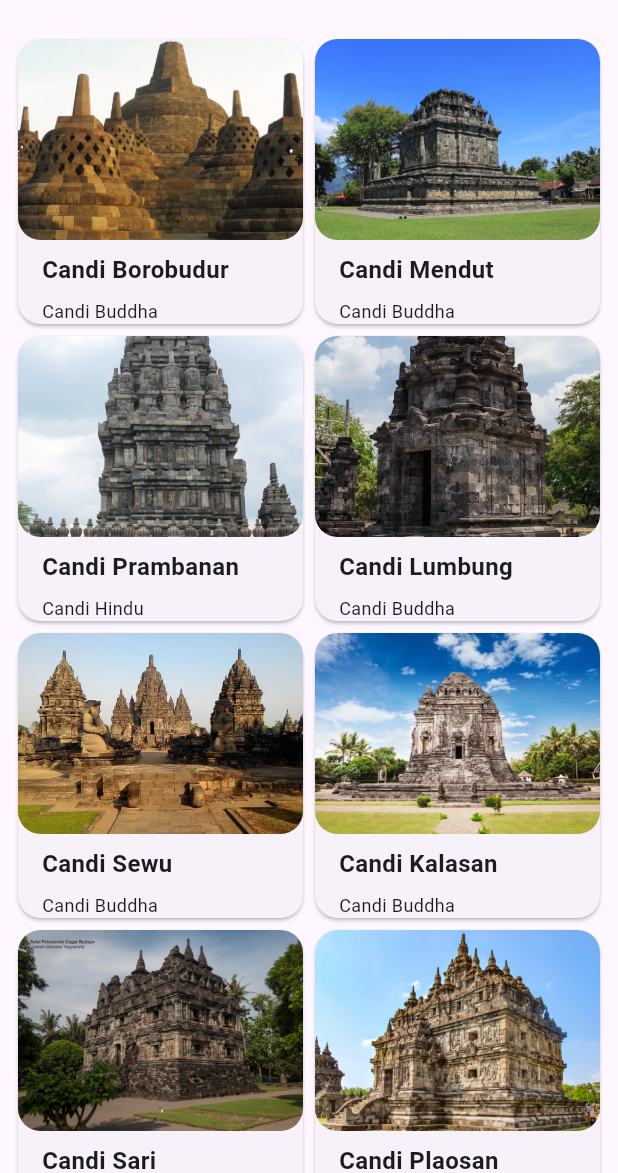
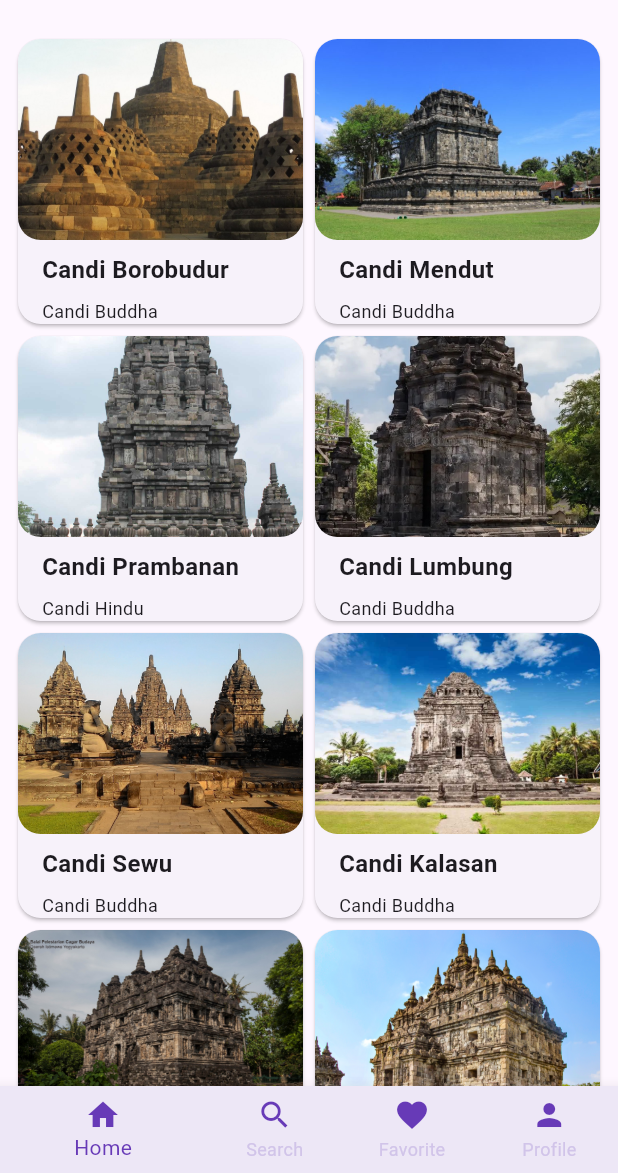
Before and after one commit to Mobile-Programming-MDP/latihan-flutter-Jaysennn, a Flutter app: the screen it shows after launch, on a phone screen of 412 x 824 dp, the part 63-1236 px from its top. Run offline on Flutter 3.47's test engine with Material 3 defaults, Android fonts, the phone set to English and light mode, and no system bars; our stand-ins replace connectivity_plus.

Commit message:
14 november

```diff
--- /dev/null
+++ b/wisata_candi/lib/favorite_screen.dart
@@ -0,0 +1,15 @@
+import 'package:flutter/material.dart';
+
+class FavoriteScreen extends StatefulWidget {
+  const FavoriteScreen({super.key});
+
+  @override
+  State<FavoriteScreen> createState() => _FavoriteScreenState();
+}
+
+class _FavoriteScreenState extends State<FavoriteScreen> {
+  @override
+  Widget build(BuildContext context) {
+    return const Placeholder();
+  }
+}
--- a/wisata_candi/lib/main.dart
+++ b/wisata_candi/lib/main.dart
@@ -1,6 +1,7 @@
 import 'package:flutter/material.dart';
 import 'package:wisata_candi/data/candi_data.dart';
 import 'package:wisata_candi/detail_screen.dart';
+import 'package:wisata_candi/favorite_screen.dart';
 import 'package:wisata_candi/home_screen.dart';
 import 'package:wisata_candi/profile_screen.dart';
 import 'package:wisata_candi/search_screen.dart';
@@ -14,6 +15,84 @@ class MainApp extends StatelessWidget {
 
   @override
   Widget build(BuildContext context) {
-    return MaterialApp(home: HomeScreen());
+    return MaterialApp(
+      debugShowCheckedModeBanner: false,
+      title: "Wisata Candi",
+      theme: ThemeData(),
+      home: MainScreen(),
+    );
   }
 }
+
+class MainScreen extends StatefulWidget {
+  const MainScreen({super.key});
+
+  @override
+  State<MainScreen> createState() => _MainScreenState();
+}
+
+class _MainScreenState extends State<MainScreen> {
+  //TODO1 : Deklarasi Variabel
+  int _currentIndex = 0;
+  final List<Widget> _children = [
+    HomeScreen(),
+    SearchScreen(),
+    FavoriteScreen(),
+    ProfileScreen(),
+  ];
+  @override
+  Widget build(BuildContext context) {
+    return Scaffold(
+      //TODO2 : Buat body berupa widget yang ditampilkan
+      body: _children[_currentIndex],
+      //TODO3 : Buat bottomNavigatorBar dengan nilai Theme
+      bottomNavigationBar: Theme(
+        data: Theme.of(context).copyWith(
+          canvasColor: Colors.deepPurple[50]
+        ),
+        child: BottomNavigationBar(
+          currentIndex: _currentIndex,
+          onTap: (index){
+            setState(() {
+              _currentIndex = index;
+            });
+          },
+          selectedItemColor: Colors.deepPurple,
+          unselectedItemColor: Colors.deepPurple[100],
+          showUnselectedLabels: true,
+          items: const[
+            BottomNavigationBarItem(
+              icon: Icon(
+                Icons.home,
+                color: Colors.deepPurple,
+                ),
+              label: "Home"
+            ),
+            BottomNavigationBarItem(
+              icon: Icon(
+                Icons.search,
+                color: Colors.deepPurple,
+                ),
+              label: "Search"
+            ),
+            BottomNavigationBarItem(
+              icon: Icon(
+                Icons.favorite,
+                color: Colors.deepPurple,
+                ),
+              label: "Favorite"
+            ),
+            BottomNavigationBarItem(
+              icon: Icon(
+                Icons.person,
+                color: Colors.deepPurple,
+                ),
+              label: "Profile"
+            ),
+          ]
+        )
+      ),
+      //TODO4 : Buat data dan child dari Theme
+    );
+  }
+}
```
